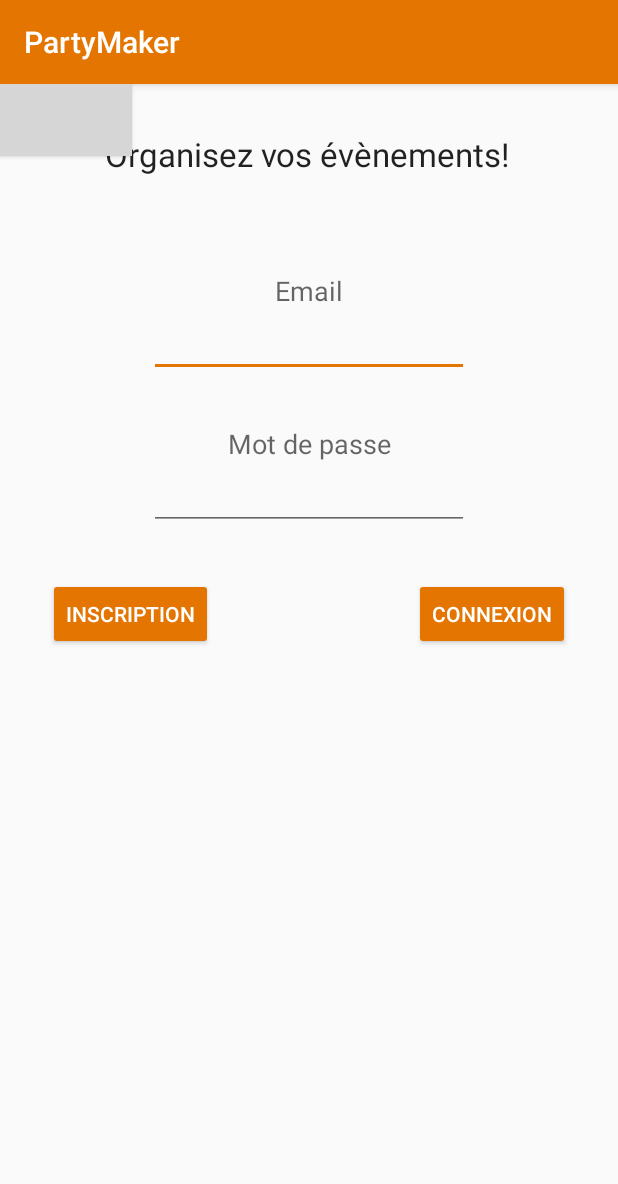
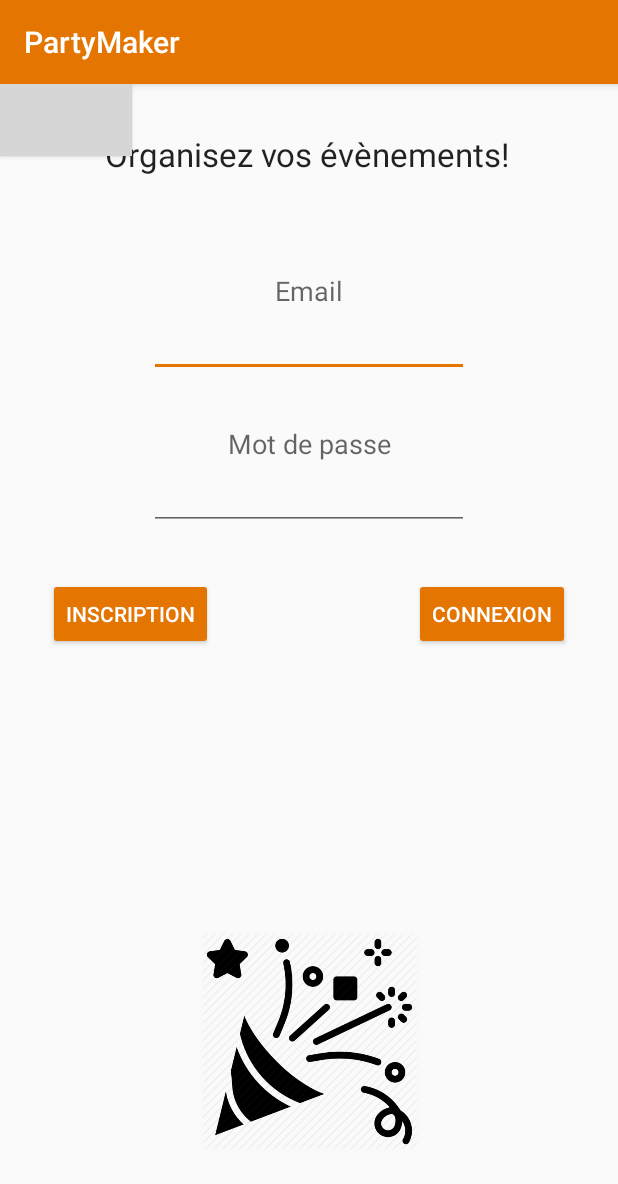
Before and after one commit to TakamakWasTaken/PartyMaker, an Android app: the screen it shows after launch (MainActivity), on a phone screen of 412 x 824 dp. Shown: the top 1184 px of the screen. Run offline under Robolectric (Android 15) with nearby library versions, the phone set to English and light mode, and no system bars; our stand-ins replace Firebase (no records; nobody signed in at launch, a user with empty details on screens opened directly), navigation-ui; grey boxes are pictures that could not be loaded.

```diff
--- a/app/src/main/AndroidManifest.xml
+++ b/app/src/main/AndroidManifest.xml
@@ -12,6 +12,9 @@
         android:roundIcon="@drawable/logo_party_maker"
         android:supportsRtl="true"
         android:theme="@style/AppTheme">
+        <activity android:name=".MainActivity">
+
+        </activity>
         <activity android:name=".CreateEventActivity"
             android:label="@string/title_create_event" >
 
@@ -33,7 +36,8 @@
                 android:value="com.example.partymaker.EvenementListActivity" />
         </activity>
         <activity android:name=".InscriptionActivity" />
-        <activity android:name=".MainActivity">
+        <activity android:name=".SplashScreenActivity"
+            android:theme="@style/AppTheme.NoActionBar">
             <intent-filter>
                 <action android:name="android.intent.action.MAIN" />
 
--- /dev/null
+++ b/app/src/main/java/com/example/partymaker/SplashScreenActivity.kt
@@ -0,0 +1,23 @@
+package com.example.partymaker
+
+import android.content.Intent
+import android.os.Bundle
+import android.os.Handler
+import androidx.appcompat.app.AppCompatActivity
+
+class SplashScreenActivity : AppCompatActivity() {
+
+    //chargement de 3 secondes
+    private val SPLASH_TIME_OUT:Long=3000
+    override fun onCreate(savedInstanceState: Bundle?) {
+        super.onCreate(savedInstanceState)
+        setContentView(R.layout.activity_splash)
+
+
+        Handler().postDelayed({
+            // Lancement de la MainActivity a la fin du chargement
+            startActivity(Intent(this,MainActivity::class.java))
+            finish()
+        }, SPLASH_TIME_OUT)
+    }
+}
--- a/app/src/main/res/layout/activity_main.xml
+++ b/app/src/main/res/layout/activity_main.xml
@@ -92,5 +92,15 @@
         app:layout_constraintStart_toStartOf="parent"
         app:layout_constraintTop_toTopOf="parent" />
 
+    <ImageView
+        android:id="@+id/imageView2"
+        android:layout_width="146dp"
+        android:layout_height="195dp"
+        android:layout_marginBottom="32dp"
+        app:layout_constraintBottom_toBottomOf="parent"
+        app:layout_constraintEnd_toEndOf="parent"
+        app:layout_constraintStart_toStartOf="parent"
+        app:srcCompat="@drawable/logo_party_maker" />
+
 
 </androidx.constraintlayout.widget.ConstraintLayout>
```
Also changed, not shown: app/src/main/res/layout/activity_splash.xml (added, +32 -0 lines).
